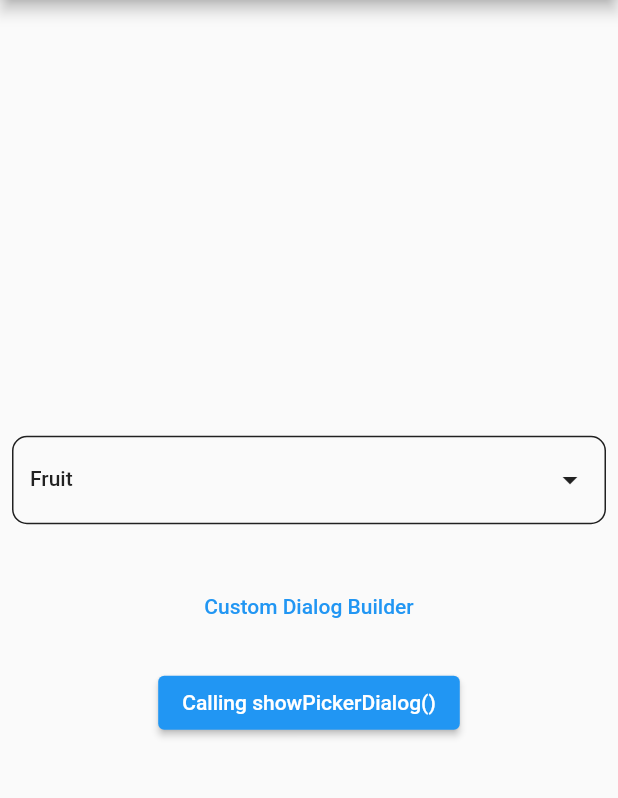
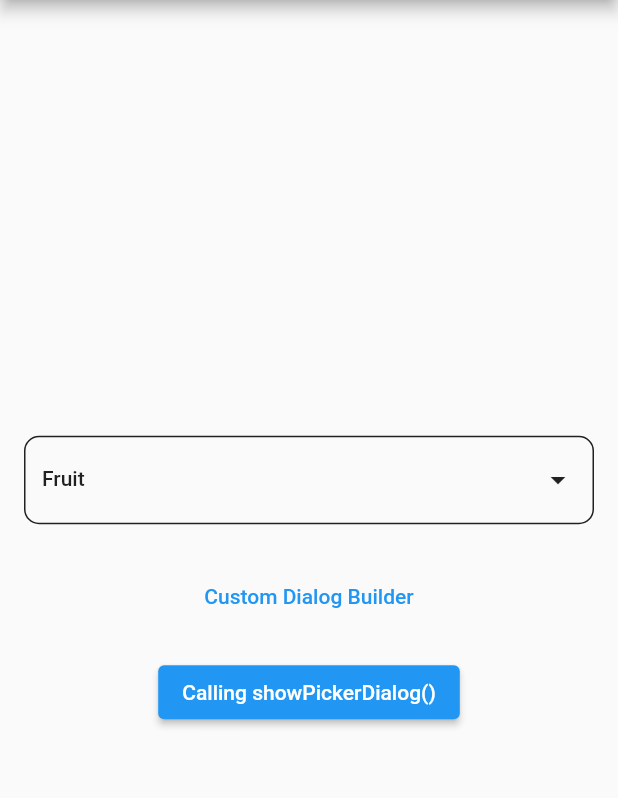
Before and after one commit to OutdatedGuy/list_picker, a Flutter app: the screen it shows after launch, on a phone screen of 412 x 824 dp, the part 84-882 px from its top. Run offline on Flutter 3.47's test engine with Material 2 defaults, Android fonts, the phone set to English and light mode, and no system bars.

Commit message:
feat: added new properties for ListPickerField
- width (optional)
- padding (optional)
- margin (optional)

```diff
--- a/lib/src/list_picker_field.dart
+++ b/lib/src/list_picker_field.dart
@@ -33,6 +33,16 @@ class ListPickerField extends StatelessWidget {
   /// Defaults to true.
   final bool showDropdownIcon;
 
+  /// Width of the [TextField].
+  final double? width;
+
+  /// Padding for the [TextField].
+  /// Defaults to EdgeInsets.all(8.0).
+  final EdgeInsetsGeometry padding;
+
+  /// Margin for the [TextField].
+  final EdgeInsetsGeometry? margin;
+
   ListPickerField({
     Key? key,
     required this.label,
@@ -41,6 +51,9 @@ class ListPickerField extends StatelessWidget {
     this.initialValue,
     this.isRequired = false,
     this.showDropdownIcon = true,
+    this.width,
+    this.padding = const EdgeInsets.all(8.0),
+    this.margin,
   })  : _controller = controller ?? TextEditingController(text: initialValue),
         super(key: key);
 
@@ -58,7 +71,9 @@ class ListPickerField extends StatelessWidget {
     final errorColor = Theme.of(context).errorColor;
 
     return Container(
-      margin: const EdgeInsets.symmetric(vertical: 15.0),
+      width: width,
+      padding: padding,
+      margin: margin,
       child: TextField(
         readOnly: true,
         controller: _controller,
```
